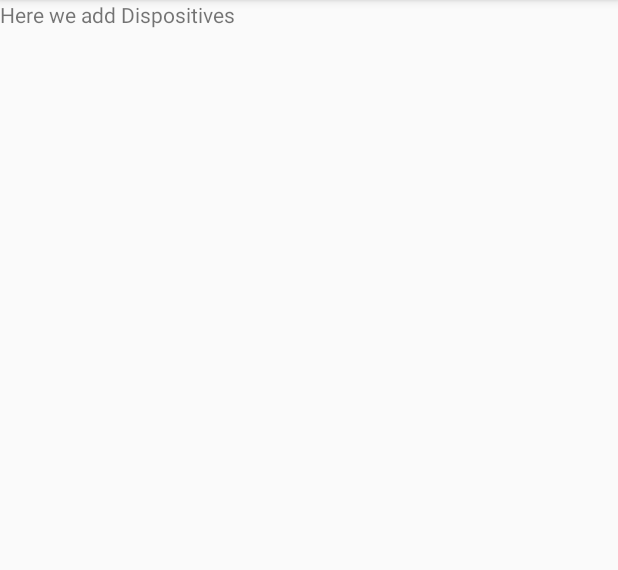
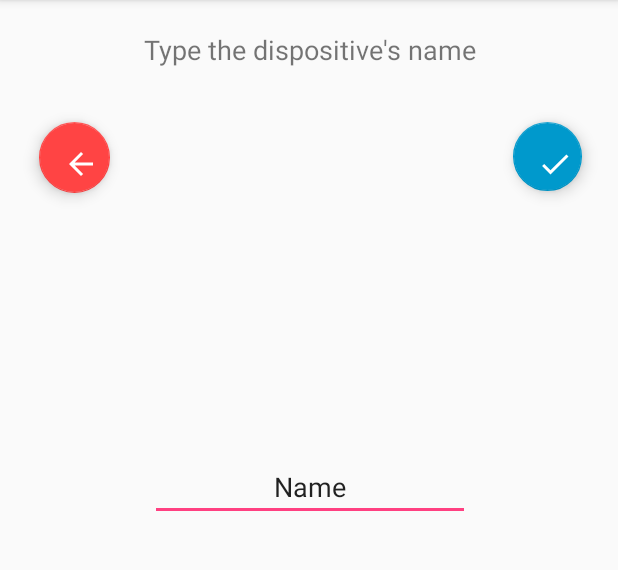
Before and after one commit to nclozza/hci-androidapp, an Android app: the AddDispo screen opened directly, with no data from a screen before it, on a phone screen of 412 x 824 dp, the part 84-654 px from its top. Run offline under Robolectric (Android 15) with nearby library versions, the phone set to English and light mode, and no system bars.

Commit message:
Notifications

```diff
--- a/app/src/main/AndroidManifest.xml
+++ b/app/src/main/AndroidManifest.xml
@@ -24,6 +24,10 @@
             android:label="AutoHome - Routines" >
         </activity>
         <activity
+            android:name=".SelectRoomToDisplay"
+            android:label="AutoHome - Select your favorite Rooms" >
+        </activity>
+        <activity
             android:name=".Settings"
             android:label="AutoHome - Settings" >
         </activity>
--- a/app/src/main/java/com/example/tomas/android_app/Settings.java
+++ b/app/src/main/java/com/example/tomas/android_app/Settings.java
@@ -11,6 +11,5 @@ public class Settings extends AppCompatActivity {
     protected void onCreate(Bundle savedInstanceState) {
         super.onCreate(savedInstanceState);
         setContentView(R.layout.settings);
-
     }
 }
--- a/app/src/main/res/layout/add_dispo.xml
+++ b/app/src/main/res/layout/add_dispo.xml
@@ -1,15 +1,79 @@
 <?xml version="1.0" encoding="utf-8"?>
 <android.support.constraint.ConstraintLayout
     xmlns:android="http://schemas.android.com/apk/res/android"
+    xmlns:app="http://schemas.android.com/apk/res-auto"
     xmlns:tools="http://schemas.android.com/tools"
     android:layout_width="match_parent"
     android:layout_height="match_parent">
+
+    <android.support.design.widget.FloatingActionButton
+        android:id="@+id/doneB"
+        android:layout_width="46dp"
+        android:layout_height="54dp"
+        android:layout_marginBottom="8dp"
+        android:layout_marginEnd="24dp"
+        android:layout_marginTop="8dp"
+        android:clickable="true"
+        android:tint="@android:color/background_light"
+        app:backgroundTint="@android:color/holo_blue_dark"
+        app:layout_constraintBottom_toBottomOf="parent"
+        app:layout_constraintEnd_toEndOf="parent"
+        app:layout_constraintTop_toTopOf="parent"
+        app:layout_constraintVertical_bias="0.104"
+        app:srcCompat="@drawable/ic_done_white_24px" />
+
+    <android.support.design.widget.FloatingActionButton
+        android:id="@+id/backB"
+        android:layout_width="47dp"
+        android:layout_height="64dp"
+        android:layout_marginBottom="8dp"
+        android:layout_marginEnd="8dp"
+        android:layout_marginStart="8dp"
+        android:layout_marginTop="8dp"
+        android:clickable="true"
+        android:tint="@android:color/background_light"
+        app:backgroundTint="@android:color/holo_red_light"
+        app:layout_constraintBottom_toBottomOf="parent"
+        app:layout_constraintEnd_toEndOf="parent"
+        app:layout_constraintHorizontal_bias="0.052"
+        app:layout_constraintStart_toStartOf="parent"
+        app:layout_constraintTop_toTopOf="parent"
+        app:layout_constraintVertical_bias="0.104"
+        app:srcCompat="?attr/actionModeCloseDrawable" />
+
+    <EditText
+        android:id="@+id/editRoom"
+        android:layout_width="wrap_content"
+        android:layout_height="wrap_content"
+        android:layout_marginBottom="408dp"
+        android:layout_marginEnd="8dp"
+        android:layout_marginStart="8dp"
+        android:layout_marginTop="8dp"
+        android:ems="10"
+        android:inputType="textPersonName"
+        android:text="@string/name"
+        android:textAlignment="center"
+        app:layout_constraintBottom_toBottomOf="parent"
+        app:layout_constraintEnd_toEndOf="parent"
+        app:layout_constraintHorizontal_bias="0.503"
+        app:layout_constraintStart_toStartOf="parent"
+        app:layout_constraintTop_toTopOf="parent"
+        app:layout_constraintVertical_bias="0.959" />
 
     <TextView
         android:id="@+id/textView3"
         android:layout_width="wrap_content"
         android:layout_height="wrap_content"
-        android:text="Here we add Dispositives"
-        tools:layout_editor_absoluteX="162dp"
-        tools:layout_editor_absoluteY="233dp" />
+        android:layout_marginBottom="8dp"
+        android:layout_marginEnd="8dp"
+        android:layout_marginStart="8dp"
+        android:layout_marginTop="8dp"
+        android:text="@string/type_the_dispositive_s_name"
+        android:textSize="18sp"
+        app:layout_constraintBottom_toBottomOf="parent"
+        app:layout_constraintEnd_toEndOf="parent"
+        app:layout_constraintHorizontal_bias="0.503"
+        app:layout_constraintStart_toStartOf="parent"
+        app:layout_constraintTop_toTopOf="parent"
+        app:layout_constraintVertical_bias="0.017" />
 </android.support.constraint.ConstraintLayout>
--- a/app/src/main/res/layout/add_room.xml
+++ b/app/src/main/res/layout/add_room.xml
@@ -64,7 +64,7 @@
         android:layout_marginTop="8dp"
         android:ems="10"
         android:inputType="textPersonName"
-        android:text="Name"
+        android:text="@string/name"
         app:layout_constraintBottom_toBottomOf="parent"
         app:layout_constraintEnd_toEndOf="parent"
         app:layout_constraintHorizontal_bias="0.503"
--- a/app/src/main/res/values/strings.xml
+++ b/app/src/main/res/values/strings.xml
@@ -16,5 +16,13 @@
     <string name="testing2">testing notifications tap</string>
     <string name="here_addRoom">Type the room\'s name</string>
     <string name="room_name">Room name...</string>
+    <string name="name">Name</string>
+    <string name="type_the_dispositive_s_name">Type the dispositive\'s name</string>
+    <string name="select_notifications">Select the notifications you want to receive</string>
+    <string name="turn_off_on_n">Turn off/on dispositive</string>
+    <string name="routine_created">Routine/s created</string>
+    <string name="blind_down_up">Blind down or up</string>
+    <string name="lamp_on_off">Lamp on or off</string>
+    <string name="create_execute_routine">Create or run a routine</string>
 
 </resources>
```
Also changed, not shown: app/src/main/java/com/example/tomas/android_app/MainActivity.java (+16 -4 lines), app/src/main/java/com/example/tomas/android_app/Notifications.java (+50 -0 lines), app/src/main/java/com/example/tomas/android_app/SelectRoomToDisplay.java (added, +23 -0 lines), app/src/main/res/layout/noti.xml (+43 -10 lines), app/src/main/res/layout/routines.xml (+9 -6 lines), app/src/main/res/layout/select_room.xml (added, +16 -0 lines).
